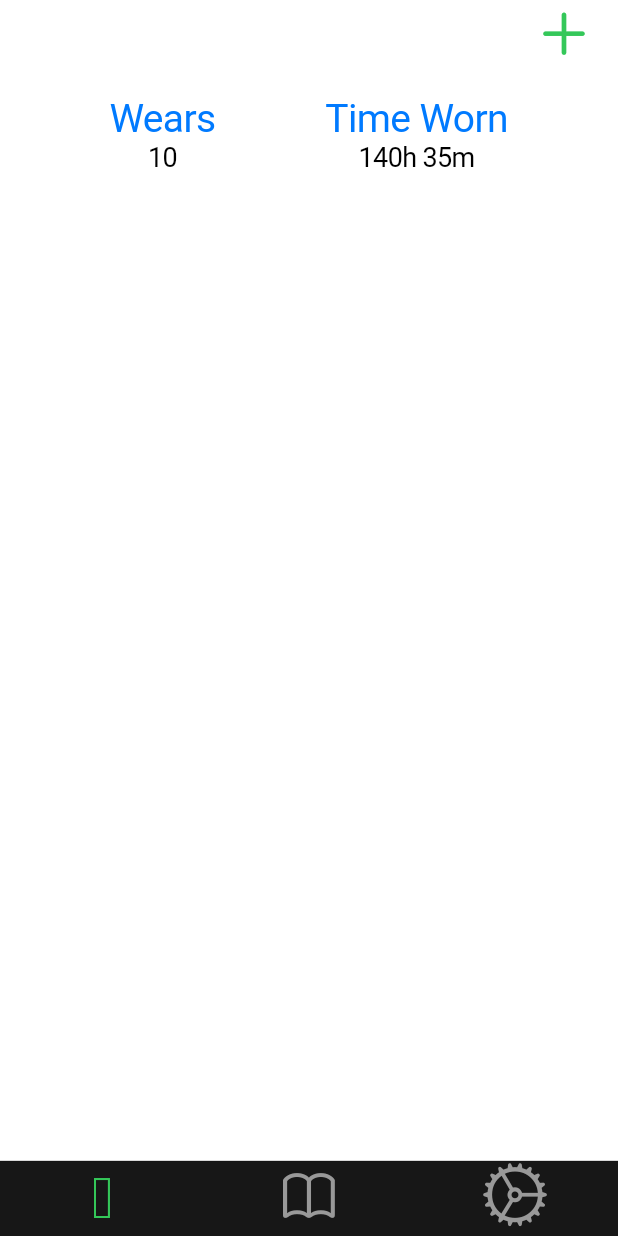
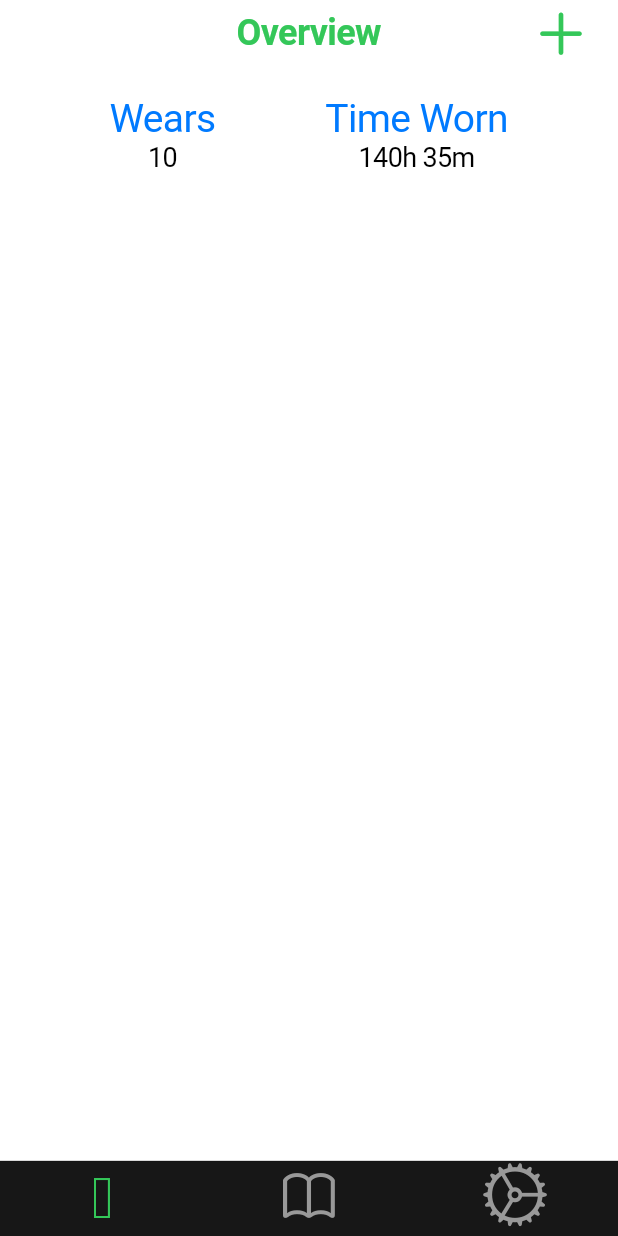
Before and after one commit to shaunsewell/lens-tracker, a Flutter app: the screen it shows after launch, on a phone screen of 412 x 824 dp. Run offline on Flutter 3.47's test engine with Material 2 defaults, Android fonts, the phone set to English and light mode, and no system bars.

```diff
--- a/lib/app.dart
+++ b/lib/app.dart
@@ -1,5 +1,6 @@
 import 'package:lens_tracker/tab_controller.dart';
 import 'package:flutter/cupertino.dart';
+import 'package:flutter/material.dart';
 
 class MyApp extends StatelessWidget {
   // This widget is the root of your application.
@@ -7,6 +8,10 @@ class MyApp extends StatelessWidget {
   Widget build(BuildContext context) {
     return CupertinoApp(
       home: HomeScreen(),
+//      localizationsDelegates: [
+//        DefaultMaterialLocalizations.delegate,
+//        DefaultWidgetsLocalizations.delegate,
+//      ],
     );
   }
 }
--- a/lib/screens/history.dart
+++ b/lib/screens/history.dart
@@ -8,7 +8,7 @@ class HistoryScreen extends StatelessWidget {
     return CupertinoTabView(
       builder: (context){
         return CupertinoPageScaffold(
-          navigationBar: customNavigationBar(),
+          navigationBar: customNavigationBar("History"),
           child: Text("History"),
         );
       },
--- a/lib/screens/overview.dart
+++ b/lib/screens/overview.dart
@@ -1,15 +1,15 @@
-
 import 'package:flutter/cupertino.dart';
 import 'package:lens_tracker/widgets/navigation.dart';
+import 'package:flutter/material.dart';
 
 class OverviewScreen extends StatelessWidget {
-
   @override
   Widget build(BuildContext context) {
     return CupertinoTabView(
-      builder: (context){
+      builder: (context) {
         return CupertinoPageScaffold(
-          navigationBar: customNavigationBar(),
+            navigationBar:
+                customNavigationBar("Overview", addButton: _addButton(context)),
             child: Column(
               children: [
                 //Ads
@@ -18,8 +18,7 @@ class OverviewScreen extends StatelessWidget {
                 //Graph
                 //Button
               ],
-          )
-        );
+            ));
       },
     );
   }
@@ -45,16 +44,21 @@ class OverviewScreen extends StatelessWidget {
           style: TextStyle(
             fontSize: 18,
             fontWeight: FontWeight.w400,
-        ),),
+          ),
+        ),
       ],
     );
   }
 
   static Color color = CupertinoColors.activeBlue;
-  static IconData calendarIcon = IconData(0xF3F3, fontFamily: CupertinoIcons.iconFont, fontPackage: CupertinoIcons.iconFontPackage,);
+  static IconData calendarIcon = IconData(
+    0xF3F3,
+    fontFamily: CupertinoIcons.iconFont,
+    fontPackage: CupertinoIcons.iconFontPackage,
+  );
 
   final Widget buttonSection = Container(
-    padding: const EdgeInsets.only(top:12.0, bottom: 12.0),
+    padding: const EdgeInsets.only(top: 12.0, bottom: 12.0),
     child: Row(
       mainAxisAlignment: MainAxisAlignment.spaceEvenly,
       children: [
@@ -63,4 +67,66 @@ class OverviewScreen extends StatelessWidget {
       ],
     ),
   );
+
+  CupertinoButton _addButton(BuildContext context) {
+    return CupertinoButton(
+        padding: EdgeInsets.zero,
+        child: Icon(
+          CupertinoIcons.add,
+          size: 40,
+          color: CupertinoColors.activeGreen,
+        ),
+        onPressed: () async {
+          await showCupertinoModalPopup<void>(
+              context: context,
+              builder: (BuildContext context) {
+                Container(
+                  height: 200.0,
+                  padding: const EdgeInsets.only(top: 6.0),
+                  color: CupertinoColors.white,
+                  child: DefaultTextStyle(
+                    style: const TextStyle(
+                      color: CupertinoColors.black,
+                      fontSize: 22.0,
+                    ),
+                    child: GestureDetector(
+                      // Blocks taps from propagating to the modal sheet and popping.
+                      onTap: () {},
+                      child: SafeArea(
+                        top: false,
+                        child: new Text("Hello"),
+                      ),
+                    ),
+                  ),
+                );
               }
+          );
+        }
+//        {
+//        Navigator.of(context).push(
+//          CupertinoPageRoute(builder: (context){
+//            return AddWearData("Some Dataz");
+//          }, fullscreenDialog: true)
+//        );
+//      },
+        );
+  }
+}
+
+class AddWearData extends StatelessWidget {
+  const AddWearData(this.data);
+
+  final String data;
+
+  @override
+  Widget build(BuildContext context) {
+    return CupertinoPageScaffold(
+      navigationBar: CupertinoNavigationBar(
+        middle: Text("Data page"),
+      ),
+      child: Center(
+        child: Text("Data supplied $data"),
+      ),
+    );
+  }
+}
--- a/lib/screens/settings.dart
+++ b/lib/screens/settings.dart
@@ -8,7 +8,7 @@ class SettingsScreen extends StatelessWidget {
     return CupertinoTabView(
       builder: (context){
         return CupertinoPageScaffold(
-          navigationBar: customNavigationBar(),
+          navigationBar: customNavigationBar("Settings"),
           child: Text("Settings"),
         );
       },
--- a/lib/widgets/navigation.dart
+++ b/lib/widgets/navigation.dart
@@ -1,11 +1,24 @@
 import 'package:flutter/cupertino.dart';
 
 
-CupertinoNavigationBar customNavigationBar(){
+CupertinoNavigationBar customNavigationBar(String page, {CupertinoButton addButton}) {
+  if (page == 'Overview'){
+    return CupertinoNavigationBar(
+      //leading: Icon(CupertinoIcons.settings, size: 40, color: CupertinoColors.activeGreen,),
+      middle: Text(
+          page,
+          style: TextStyle(color: CupertinoColors.activeGreen, fontSize: 24),
+      ),
+      trailing: addButton,
+      backgroundColor: CupertinoColors.darkBackgroundGray,
+    );
+  }
   return CupertinoNavigationBar(
-    automaticallyImplyMiddle: false,
-    //leading: Icon(CupertinoIcons.settings, size: 40, color: CupertinoColors.activeGreen,),
-    trailing: Icon(CupertinoIcons.add, size: 40, color: CupertinoColors.activeGreen,),
+    middle: Text(
+      page,
+      style: TextStyle(color: CupertinoColors.activeGreen, fontSize: 24),
+    ),
     backgroundColor: CupertinoColors.darkBackgroundGray,
   );
+
 }
--- a/pubspec.yaml
+++ b/pubspec.yaml
@@ -23,7 +23,7 @@ dependencies:
   # The following adds the Cupertino Icons font to your application.
   # Use with the CupertinoIcons class for iOS style icons.
   cupertino_icons: ^0.1.2
-
+  rounded_modal: ^1.0.0
 dev_dependencies:
   flutter_test:
     sdk: flutter
```
Also changed, not shown: pubspec.lock. Lines whose indentation alone changed are shown as unchanged.
